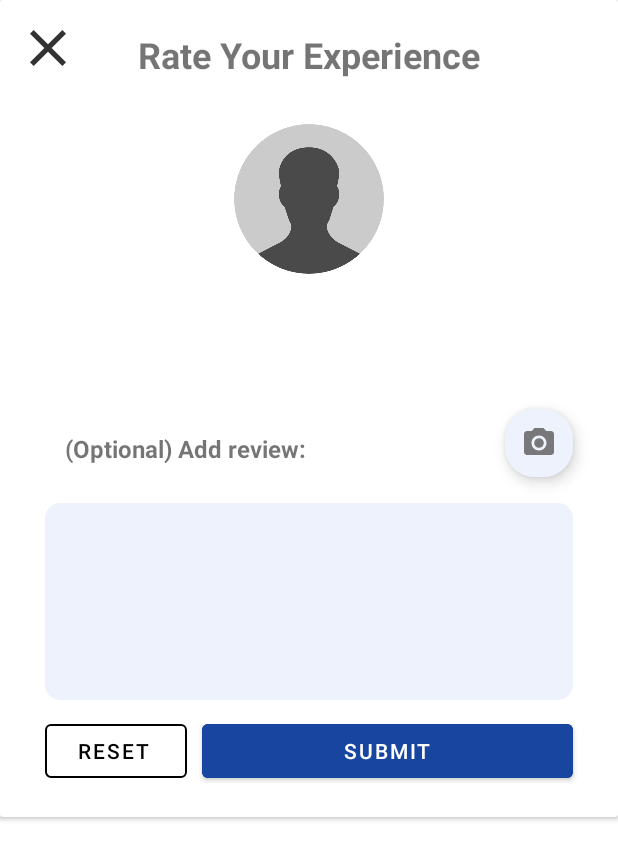
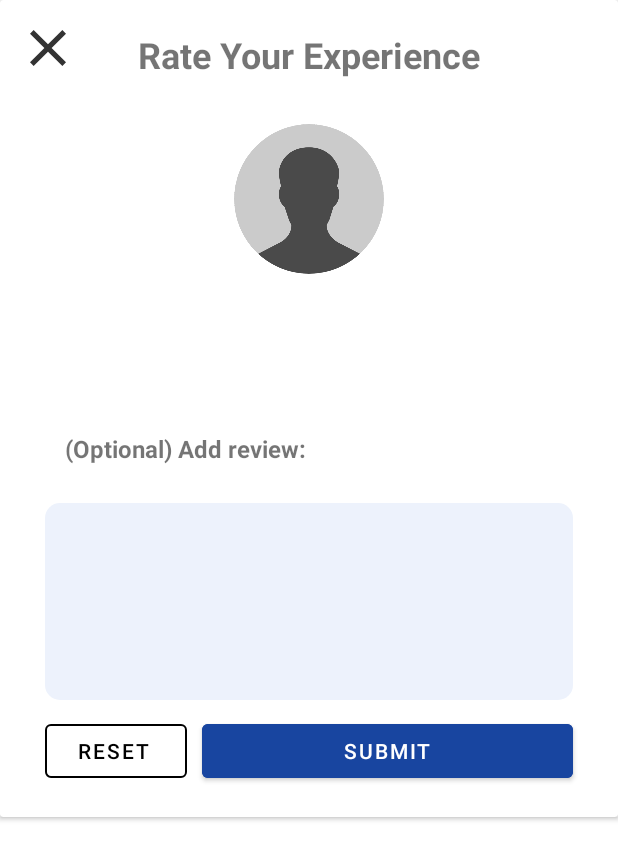
Before and after one commit to alan89251/Swifty, an Android app: the layout bottom_sheet_leave_review.xml on its own in the app's theme, with its tools: preview values and no code run, on a phone screen of 412 x 824 dp. Shown: the top 860 px of the screen. Run offline under Robolectric (Android 15) with nearby library versions, the phone set to English and light mode, and no system bars.

Commit message:
Remove add image in leave review dialog

```diff
--- a/app/src/main/res/layout/bottom_sheet_leave_review.xml
+++ b/app/src/main/res/layout/bottom_sheet_leave_review.xml
@@ -144,22 +144,6 @@
                 app:layout_constraintTop_toBottomOf="@id/layout_stars"
                 app:layout_constraintEnd_toEndOf="parent"
                 app:layout_constraintHorizontal_bias="0.1"/>
-            <com.google.android.material.button.MaterialButton
-                android:id="@+id/btn_camera"
-                style="@style/Widget.MaterialComponents.ExtendedFloatingActionButton"
-                android:layout_width="45dp"
-                android:layout_height="45dp"
-                android:layout_marginTop="10dp"
-                android:layout_marginEnd="30dp"
-                android:backgroundTint="@color/light_grayish_blue_100"
-                app:cornerRadius="20dp"
-                app:icon="@drawable/ic_baseline_camera_alt_24"
-                app:iconGravity="textStart"
-                app:iconPadding="0dp"
-                app:layout_constraintStart_toStartOf="parent"
-                app:layout_constraintTop_toBottomOf="@id/layout_stars"
-                app:layout_constraintEnd_toEndOf="parent"
-                app:layout_constraintHorizontal_bias="1.0"/>
             <EditText
                 android:id="@+id/et_comment"
                 android:inputType="textMultiLine"
```
